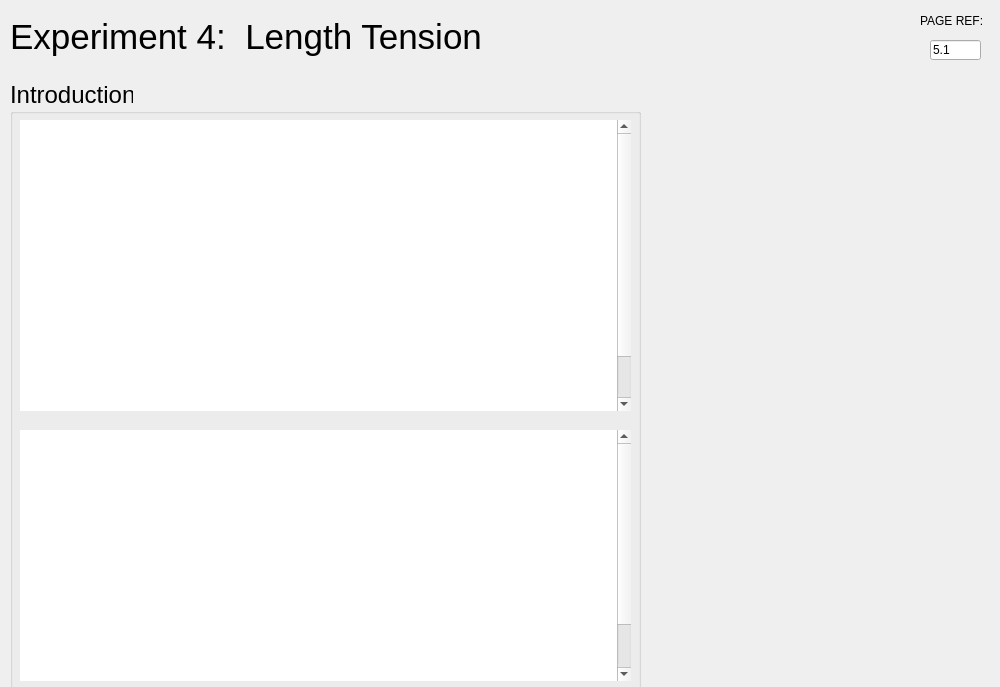
Old version of the form rsc/ui/experiment4.1_length_tension_one.ui in the repository KarinaKarenik/Skeletal-Muscle-Contraction-Lab.
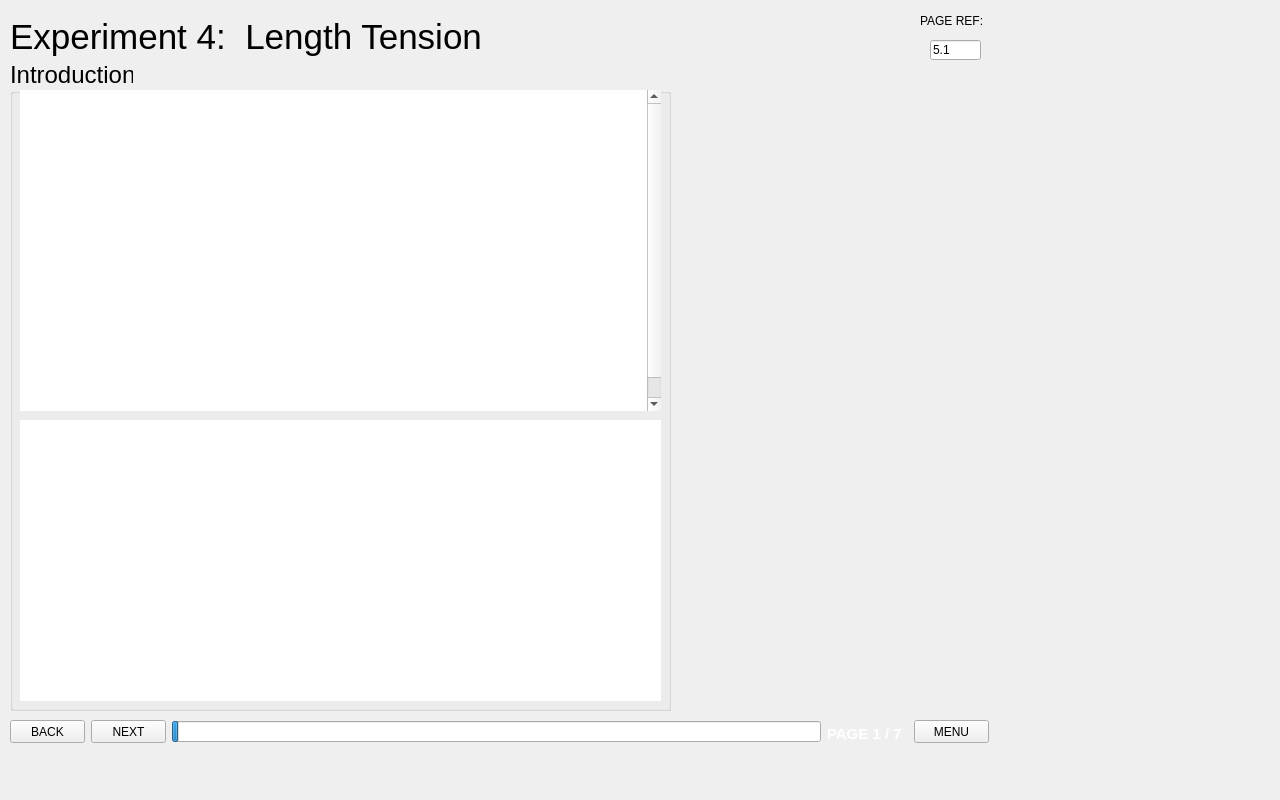
New version of the form. Icons and pictures are not drawn.

The edit to the form file:
```diff
--- a/rsc/ui/experiment4.1_length_tension_one.ui
+++ b/rsc/ui/experiment4.1_length_tension_one.ui
@@ -6,8 +6,8 @@
    <rect>
     <x>0</x>
     <y>0</y>
-    <width>1000</width>
-    <height>687</height>
+    <width>1280</width>
+    <height>800</height>
    </rect>
   </property>
   <property name="windowTitle">
@@ -180,7 +180,7 @@
      <rect>
       <x>10</x>
       <y>0</y>
-      <width>571</width>
+      <width>671</width>
       <height>74</height>
      </rect>
     </property>
@@ -197,9 +197,9 @@
     <property name="geometry">
      <rect>
       <x>10</x>
-      <y>80</y>
-      <width>631</width>
-      <height>611</height>
+      <y>60</y>
+      <width>661</width>
+      <height>651</height>
      </rect>
     </property>
     <property name="font">
@@ -214,9 +214,9 @@
      <property name="geometry">
       <rect>
        <x>10</x>
-       <y>40</y>
-       <width>611</width>
-       <height>291</height>
+       <y>30</y>
+       <width>641</width>
+       <height>321</height>
       </rect>
      </property>
      <property name="font">
@@ -241,9 +241,9 @@
      <property name="geometry">
       <rect>
        <x>10</x>
-       <y>350</y>
-       <width>611</width>
-       <height>251</height>
+       <y>360</y>
+       <width>641</width>
+       <height>281</height>
       </rect>
      </property>
      <property name="font">
@@ -267,10 +267,10 @@
    <widget class="QLabel" name="labelImage">
     <property name="geometry">
      <rect>
-      <x>650</x>
+      <x>670</x>
       <y>80</y>
-      <width>331</width>
-      <height>221</height>
+      <width>321</width>
+      <height>211</height>
      </rect>
     </property>
     <property name="text">
@@ -286,8 +286,8 @@
    <widget class="QLabel" name="labelImage_2">
     <property name="geometry">
      <rect>
-      <x>690</x>
-      <y>350</y>
+      <x>710</x>
+      <y>340</y>
       <width>251</width>
       <height>341</height>
      </rect>
```
